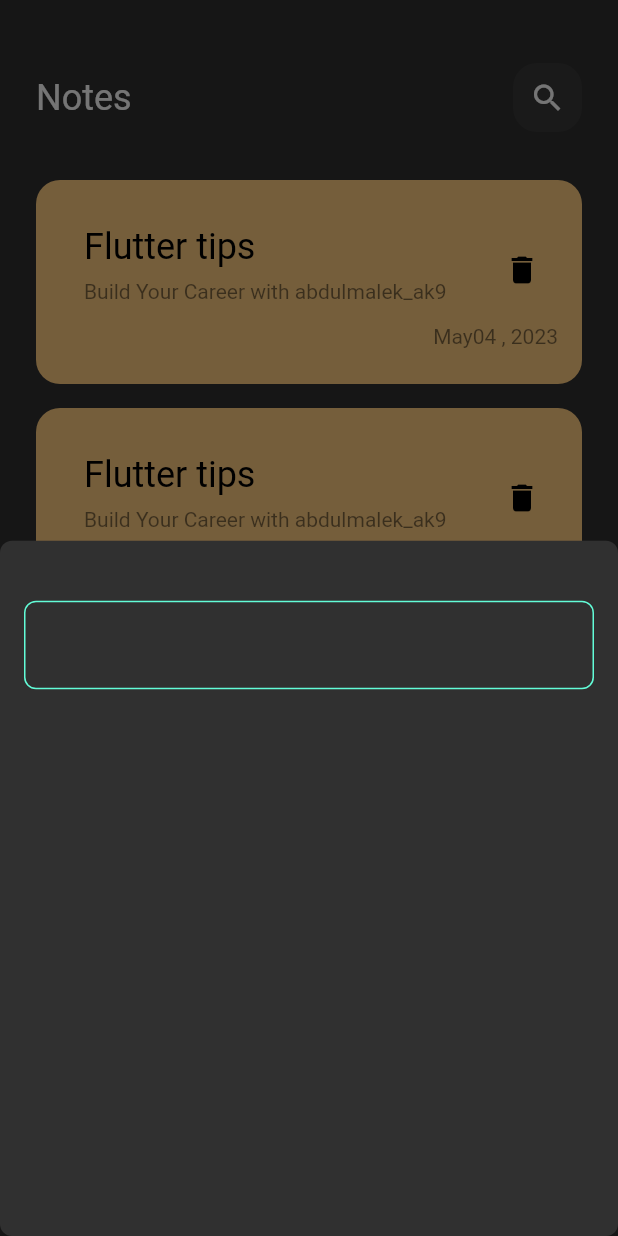
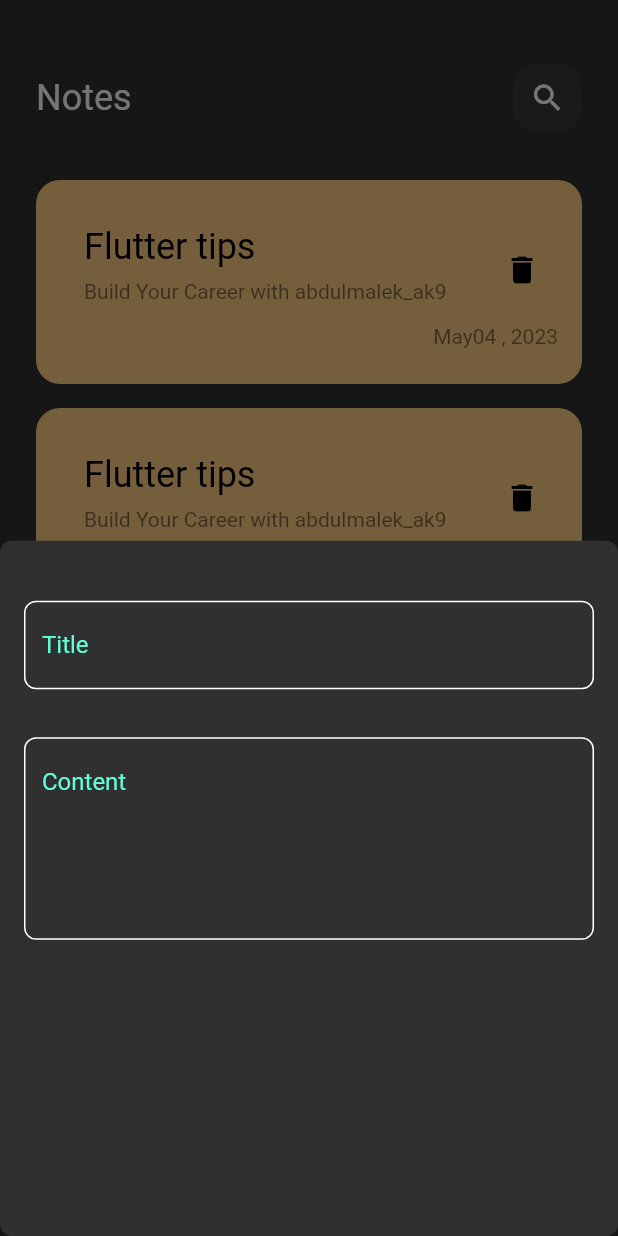
Before and after one commit to abdulmalek9/Note_App, a Flutter app: the screen it shows after launch, after a tap on the "add" icon, on a phone screen of 412 x 824 dp. Run offline on Flutter 3.47's test engine with Material 2 defaults, Android fonts, the phone set to English and light mode, and no system bars.

Commit message:
Fixed the typo in the constent.dart file. Added a new CustomButton widget to the add_notes_sheet.dart file. Updated the CustomTextFiled widget to have a maxLine property and a new buildBorder method.

```diff
--- a/lib/view/constent.dart
+++ b/lib/view/constent.dart
@@ -1,3 +1,3 @@
 import 'package:flutter/animation.dart';
 
-const KprimaryColor = Color(0xff62fcd7);
+const KprimaryColor = Color(0xff62FCD7);
--- a/lib/view/widget/add_notes_sheet.dart
+++ b/lib/view/widget/add_notes_sheet.dart
@@ -11,8 +11,28 @@ class AddNotesSheet extends StatelessWidget {
         SizedBox(
           height: 24,
         ),
-        CustomTextFiled(),
+        CustomTextFiled(
+          hintText: "Title",
+          maxLine: 1,
+        ),
+        CustomTextFiled(
+          hintText: "Content",
+          maxLine: 5,
+        ),
+        CustomButton(),
       ],
     );
   }
 }
+
+class CustomButton extends StatelessWidget {
+  const CustomButton({super.key});
+
+  @override
+  Widget build(BuildContext context) {
+    return Container(
+      width: MediaQuery.of(context).size.width,
+      height: 55,
+    );
+  }
+}
--- a/lib/view/widget/custom_text_field.dart
+++ b/lib/view/widget/custom_text_field.dart
@@ -2,25 +2,30 @@ import 'package:flutter/material.dart';
 import 'package:note/view/constent.dart';
 
 class CustomTextFiled extends StatelessWidget {
-  const CustomTextFiled({super.key});
-
+  const CustomTextFiled({super.key, this.hintText, this.maxLine});
+  final String? hintText;
+  final int? maxLine;
   @override
   Widget build(BuildContext context) {
     return Padding(
       padding: const EdgeInsets.all(16.0),
       child: TextField(
+        maxLines: maxLine,
         decoration: InputDecoration(
-            border: OutlineInputBorder(
-              borderRadius: BorderRadius.circular(8.0),
-              borderSide: const BorderSide(
-                color: Colors.white,
-              ),
-            ),
-            enabledBorder: OutlineInputBorder(
-                borderRadius: BorderRadius.circular(8.0),
-                borderSide: const BorderSide(
-                  color: KprimaryColor,
-                ))),
+            border: buildBorder(),
+            enabledBorder: buildBorder(),
+            focusedBorder: buildBorder(color: KprimaryColor),
+            hintText: hintText,
+            hintStyle: const TextStyle(color: KprimaryColor)),
+      ),
+    );
+  }
+
+  OutlineInputBorder buildBorder({color}) {
+    return OutlineInputBorder(
+      borderRadius: BorderRadius.circular(8.0),
+      borderSide: BorderSide(
+        color: color ?? Colors.white,
       ),
     );
   }
```
